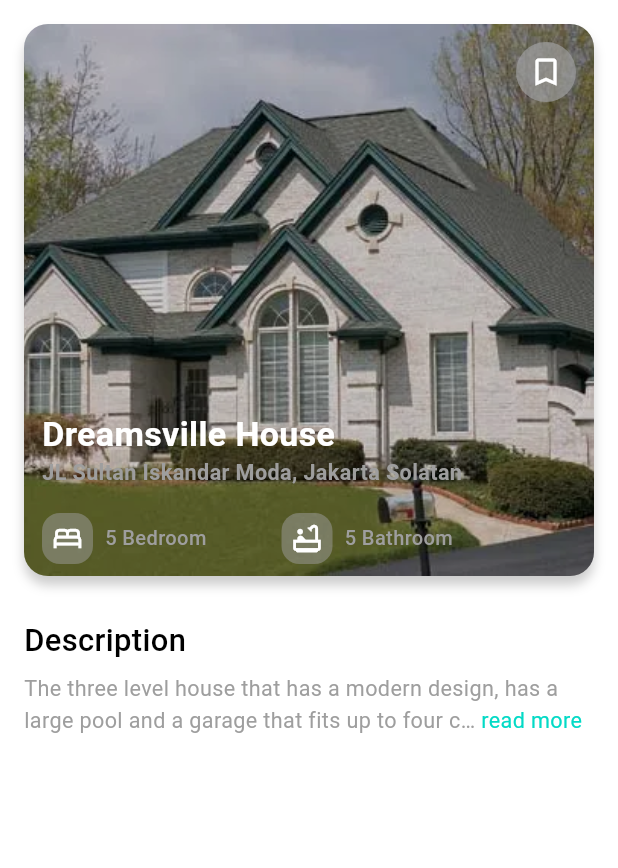
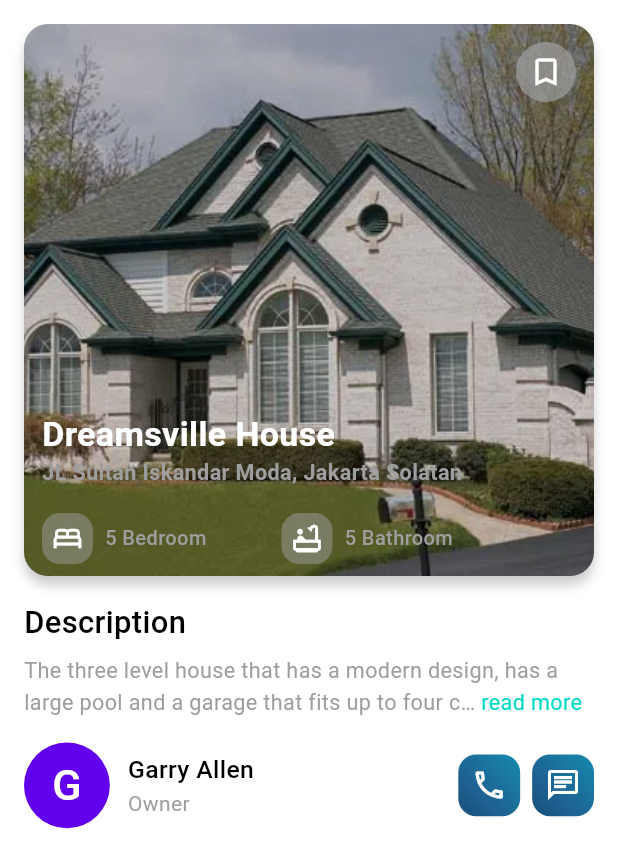
Before and after one commit to abdullah-nah/PropScan, a Flutter app: the HomeScreen screen opened by its route, after a tap on "1.5 km", on a phone screen of 412 x 824 dp. Shown: the top 868 px of the screen. Run offline on Flutter 3.47's test engine with Material 3 defaults, Android fonts, the phone set to English and light mode, and no system bars; drawn by our look-alikes of readmore; our stand-ins replace flutter_bloc, go_router.

Commit message:
implement owner section in property details screen

```diff
--- /dev/null
+++ b/lib/core/common/widgets/custom_icon_button.dart
@@ -0,0 +1,27 @@
+import 'package:flutter/material.dart';
+import 'package:prop_scan/core/style/app_gradients.dart';
+
+class CustomIconButton extends StatelessWidget {
+  final Icon icon;
+  final void Function() onPressed;
+  const CustomIconButton({
+    super.key,
+    required this.icon,
+    required this.onPressed,
+  });
+
+  @override
+  Widget build(BuildContext context) {
+    return AspectRatio(
+      aspectRatio: 1,
+      child: Container(
+        padding: const EdgeInsets.all(8),
+        decoration: BoxDecoration(
+          gradient: AppGradients.kGradient1,
+          borderRadius: BorderRadius.circular(12),
+        ),
+        child: icon,
+      ),
+    );
+  }
+}
--- a/lib/core/style/app_gradients.dart
+++ b/lib/core/style/app_gradients.dart
@@ -12,6 +12,7 @@ abstract final class AppGradients {
       AppPalette.kColor4,
     ],
   );
+
   static const kGradient2 = LinearGradient(
     begin: Alignment.bottomLeft,
     end: Alignment.topRight,
--- a/lib/features/properties/presentation/widgets/location_button.dart
+++ /dev/null
@@ -1,30 +0,0 @@
-import 'package:flutter/material.dart';
-import 'package:prop_scan/core/style/app_icons.dart';
-import 'package:prop_scan/core/style/app_palette.dart';
-import 'package:prop_scan/core/utils/size_config.dart';
-
-class LocationButton extends StatelessWidget {
-  const LocationButton({super.key});
-
-  @override
-  Widget build(BuildContext context) {
-    return AspectRatio(
-      aspectRatio: 1,
-      child: ElevatedButton(
-        onPressed: () {},
-        style: ElevatedButton.styleFrom(
-          padding: EdgeInsets.zero,
-          backgroundColor: AppPalette.kColor4,
-          shape: RoundedRectangleBorder(
-            borderRadius: BorderRadius.circular(12),
-          ),
-        ),
-        child: Icon(
-          AppIcons.myLocation,
-          color: AppPalette.white,
-          size: SizeConfig.width * .06,
-        ),
-      ),
-    );
-  }
-}
--- a/lib/features/properties/presentation/widgets/property_details_screen_body.dart
+++ b/lib/features/properties/presentation/widgets/property_details_screen_body.dart
@@ -2,6 +2,7 @@ import 'package:flutter/material.dart';
 import 'package:prop_scan/core/common/widgets/spaces.dart';
 import 'package:prop_scan/features/properties/presentation/widgets/property_description_section.dart';
 import 'package:prop_scan/features/properties/presentation/widgets/property_image_with_details.dart';
+import 'package:prop_scan/features/properties/presentation/widgets/property_owner_section.dart';
 
 class PropertyDetailsScreenBody extends StatelessWidget {
   const PropertyDetailsScreenBody({super.key});
@@ -15,8 +16,10 @@ class PropertyDetailsScreenBody extends StatelessWidget {
         children: [
           VerticalSpace(16),
           PropertyImageWithDetails(),
+          VerticalSpace(4),
+          PropertyDescriptionSection(),
           VerticalSpace(16),
-          PropertyDescriptionSection(),
+          PropertyOwnerSection(),
         ],
       ),
     );
--- /dev/null
+++ b/lib/features/properties/presentation/widgets/property_owner_section.dart
@@ -0,0 +1,66 @@
+import 'package:flutter/material.dart';
+import 'package:prop_scan/core/common/widgets/custom_icon_button.dart';
+import 'package:prop_scan/core/common/widgets/responsive_text.dart';
+import 'package:prop_scan/core/common/widgets/spaces.dart';
+import 'package:prop_scan/core/style/app_icons.dart';
+import 'package:prop_scan/core/style/app_palette.dart';
+import 'package:prop_scan/core/utils/size_config.dart';
+
+class PropertyOwnerSection extends StatelessWidget {
+  const PropertyOwnerSection({super.key});
+
+  @override
+  Widget build(BuildContext context) {
+    return SizedBox(
+      height: (SizeConfig.height - 80) * (1 / 13),
+      child: const Row(
+        children: [
+          AspectRatio(
+            aspectRatio: 1,
+            child: CircleAvatar(
+              child: ResponsiveText('G', style: TextStyle(fontSize: 28)),
+            ),
+          ),
+          HorizontalSpace(12),
+          Column(
+            mainAxisAlignment: MainAxisAlignment.center,
+            crossAxisAlignment: CrossAxisAlignment.start,
+            children: [
+              ResponsiveText(
+                'Garry Allen',
+                style: TextStyle(fontSize: 16, fontWeight: FontWeight.w500),
+              ),
+              ResponsiveText('Owner', style: TextStyle(color: AppPalette.grey)),
+            ],
+          ),
+          Spacer(),
+          _ContactButtons(),
+        ],
+      ),
+    );
+  }
+}
+
+class _ContactButtons extends StatelessWidget {
+  const _ContactButtons();
+
+  @override
+  Widget build(BuildContext context) {
+    return Padding(
+      padding: const EdgeInsets.symmetric(vertical: 8),
+      child: Row(
+        children: [
+          CustomIconButton(
+            icon: const Icon(AppIcons.phone, color: AppPalette.white),
+            onPressed: () {},
+          ),
+          const HorizontalSpace(8),
+          CustomIconButton(
+            icon: const Icon(AppIcons.chat, color: AppPalette.white),
+            onPressed: () {},
+          ),
+        ],
+      ),
+    );
+  }
+}
--- a/lib/features/properties/presentation/widgets/search_section.dart
+++ b/lib/features/properties/presentation/widgets/search_section.dart
@@ -1,6 +1,9 @@
 import 'package:flutter/material.dart';
+import 'package:prop_scan/core/common/widgets/custom_icon_button.dart';
 import 'package:prop_scan/core/common/widgets/spaces.dart';
-import 'package:prop_scan/features/properties/presentation/widgets/location_button.dart';
+import 'package:prop_scan/core/style/app_icons.dart';
+import 'package:prop_scan/core/style/app_palette.dart';
+import 'package:prop_scan/core/utils/size_config.dart';
 import 'package:prop_scan/features/properties/presentation/widgets/search_text_field.dart';
 
 class SearchSection extends StatelessWidget {
@@ -8,11 +11,21 @@ class SearchSection extends StatelessWidget {
 
   @override
   Widget build(BuildContext context) {
-    return const Row(
+    return Row(
       children: [
-        Expanded(flex: 5, child: SearchTextField()),
-        HorizontalSpace(8),
-        Expanded(flex: 1, child: LocationButton()),
+        const Expanded(flex: 5, child: SearchTextField()),
+        const HorizontalSpace(8),
+        Expanded(
+          flex: 1,
+          child: CustomIconButton(
+            icon: Icon(
+              AppIcons.myLocation,
+              color: AppPalette.white,
+              size: SizeConfig.width * .07,
+            ),
+            onPressed: () {},
+          ),
+        ),
       ],
     );
   }
```
